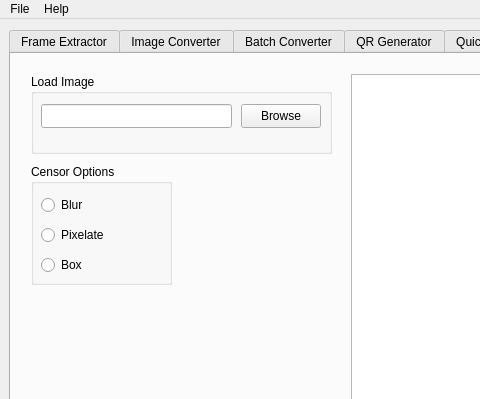
Old version of the form src/ui/form.ui in the repository LyAhn/ImageNexus; both pictures show x 0 to 480 and y 0 to 399 of the 938 by 681 pixel window.
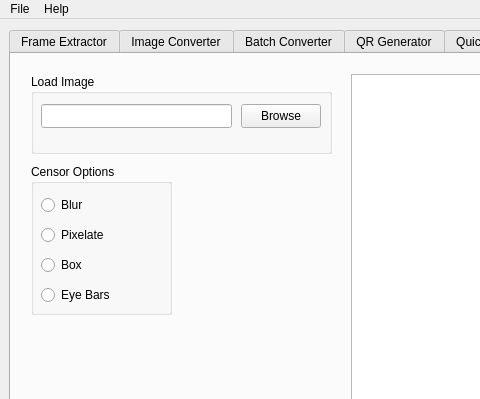
New version of the form. The open tabs and pages were chosen to show the change. Icons and pictures are not drawn.

Commit message:
feat ✨: Add face censoring with eye bars
- Added support for censoring faces with a black bar over the eyes.
- Added eye bars option to form layout.
- Added a new radio button option called 'Eye Bars' to the face censor feature.

What changed in the file:
```diff
--- a/src/ui/form.ui
+++ b/src/ui/form.ui
@@ -1122,7 +1122,7 @@
            <x>10</x>
            <y>100</y>
            <width>141</width>
-           <height>121</height>
+           <height>151</height>
           </rect>
          </property>
          <property name="title">
@@ -1167,6 +1167,19 @@
            <string>Pixelate</string>
           </property>
          </widget>
+         <widget class="QRadioButton" name="fcBlackBar">
+          <property name="geometry">
+           <rect>
+            <x>10</x>
+            <y>120</y>
+            <width>91</width>
+            <height>22</height>
+           </rect>
+          </property>
+          <property name="text">
+           <string>Eye Bars</string>
+          </property>
+         </widget>
         </widget>
         <widget class="QGroupBox" name="fcLoadGroup">
          <property name="geometry">
```
The commit also changes 2 other files.
